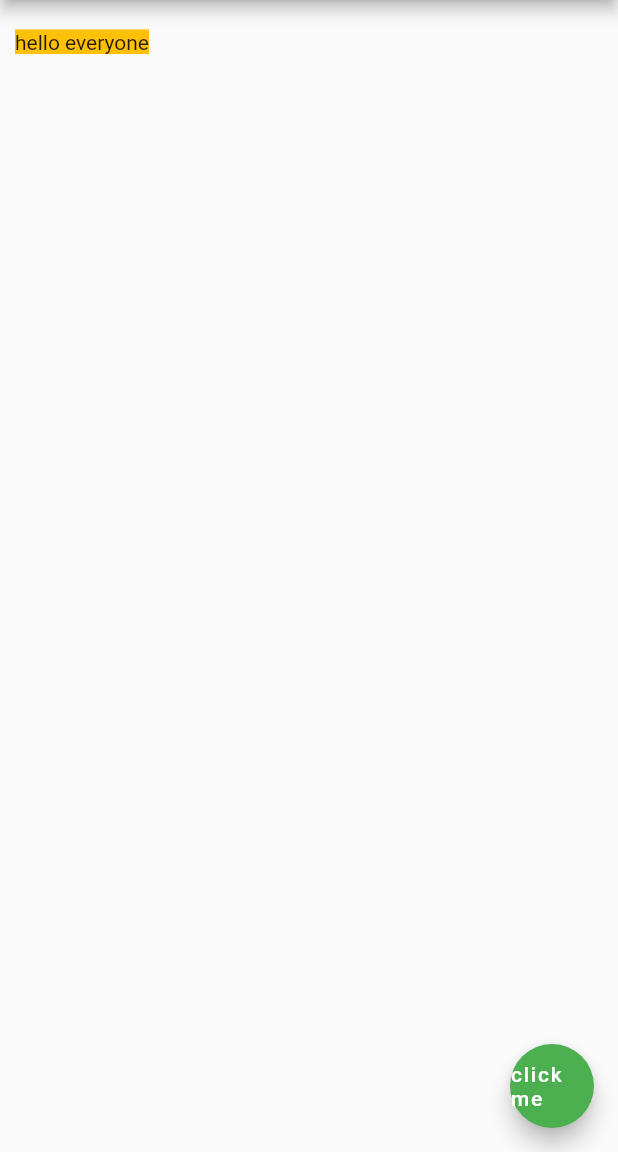
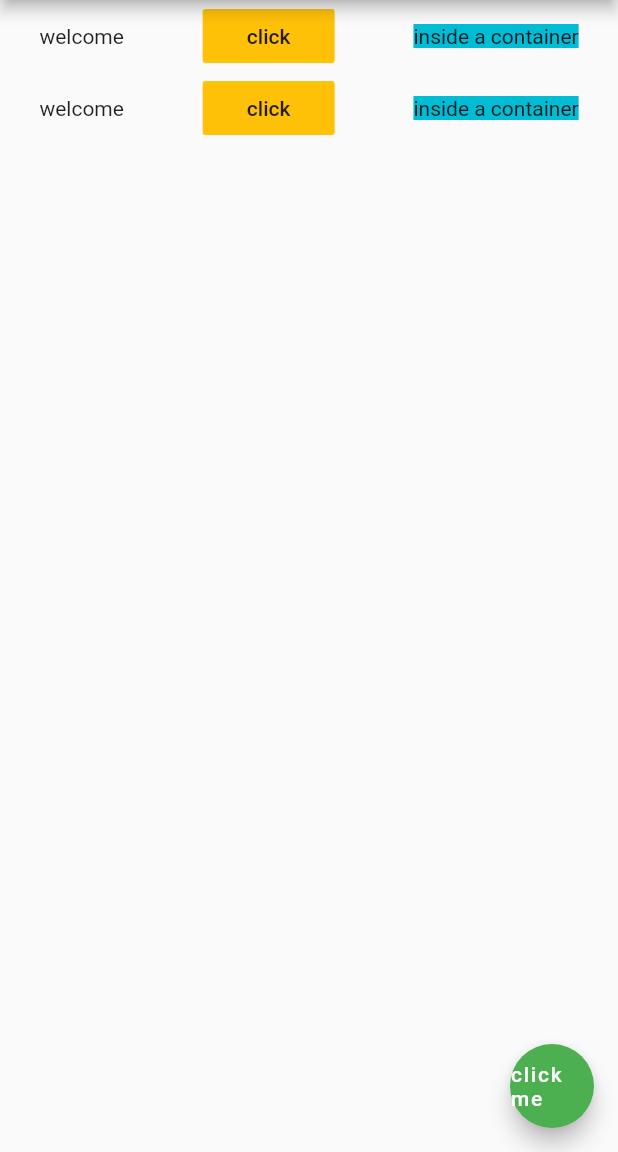
Before and after one commit to Sachin-git-singh/firstflutter, a Flutter app: the screen it shows after launch, on a phone screen of 412 x 824 dp, the part 84-1236 px from its top. Run offline on Flutter 3.47's test engine with Material 2 defaults, Android fonts, the phone set to English and light mode, and no system bars.

Commit message:
colum added

```diff
--- a/lib/main.dart
+++ b/lib/main.dart
@@ -25,13 +25,29 @@ class Myapp extends StatelessWidget {
         centerTitle: true,
 
       ),
-      body: Padding (
-        padding: EdgeInsets.symmetric(vertical: 20.0, horizontal: 10.0),
-        child: Text('hello everyone',
-            style: TextStyle(
-              backgroundColor: Colors.amber
-            )),
+      body: Column(
+        children: [
+          Row(
+            mainAxisAlignment: MainAxisAlignment.spaceAround,
+            children: <Widget> [
+              Text('welcome'), FlatButton(onPressed: (){}, child: Text('click'),
+              color: Colors.amber,),
 
+
+              Container(color:Colors.cyan ,child: Text('inside a container'),),
+            ],
+          ),
+          Row(
+            mainAxisAlignment: MainAxisAlignment.spaceAround,
+            children: <Widget> [
+              Text('welcome'), FlatButton(onPressed: (){}, child: Text('click'),
+                color: Colors.amber,),
+
+
+              Container(color:Colors.cyan ,child: Text('inside a container'),),
+            ],
+          ),
+        ],
       ),
 
       floatingActionButton: FloatingActionButton(
```
